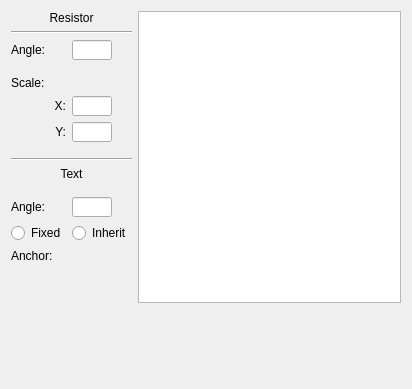
Before: the Qt Designer form src/ui/component_preview.ui in HarisGusic/ohmcha, drawn with Qt 5.
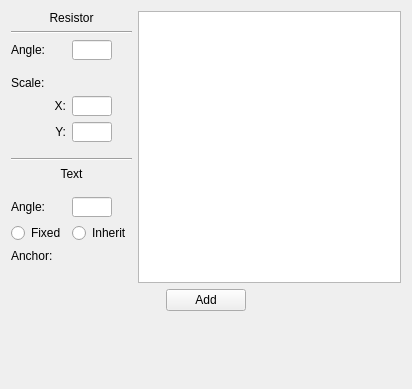
After: the same form once the commit is applied.

Commit message: Add 'Add' functionality to ComponentPreview

```diff
--- a/src/ui/component_preview.ui
+++ b/src/ui/component_preview.ui
@@ -242,7 +242,7 @@
          <property name="sizeHint" stdset="0">
           <size>
            <width>20</width>
-           <height>40</height>
+           <height>20</height>
           </size>
          </property>
         </spacer>
@@ -307,6 +307,19 @@
      </item>
     </layout>
    </item>
+   <item alignment="Qt::AlignHCenter">
+    <widget class="QPushButton" name="btnAdd">
+     <property name="sizePolicy">
+      <sizepolicy hsizetype="Fixed" vsizetype="Fixed">
+       <horstretch>0</horstretch>
+       <verstretch>0</verstretch>
+      </sizepolicy>
+     </property>
+     <property name="text">
+      <string>Add</string>
+     </property>
+    </widget>
+   </item>
    <item>
     <spacer name="verticalSpacer">
      <property name="orientation">
```
The commit also changes 8 other files.
